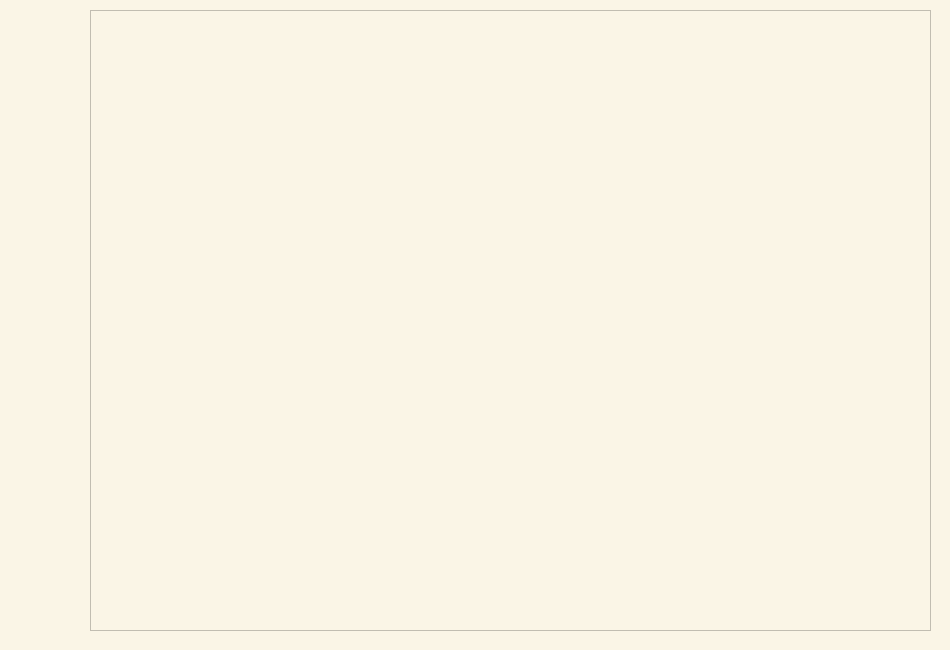
The window that ui/TodoWindow.ui (danilasch/workraum) describes before a commit, drawn with Qt 5.
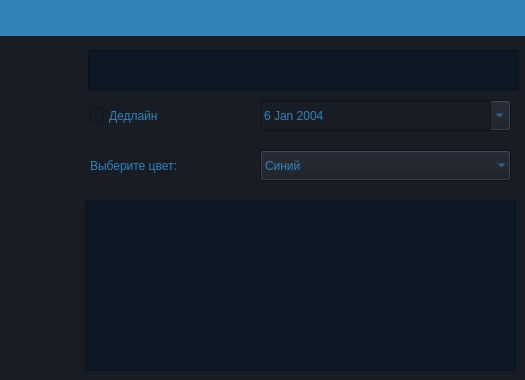
The same window after the commit. Icons and pictures are not drawn.

Commit message: final updated namings added about button

```diff
--- a/ui/TodoWindow.ui
+++ b/ui/TodoWindow.ui
@@ -6,38 +6,155 @@
    <rect>
     <x>0</x>
     <y>0</y>
-    <width>950</width>
-    <height>650</height>
+    <width>525</width>
+    <height>380</height>
    </rect>
   </property>
-  <property name="minimumSize">
-   <size>
-    <width>950</width>
-    <height>650</height>
-   </size>
-  </property>
-  <property name="maximumSize">
-   <size>
-    <width>950</width>
-    <height>16777215</height>
-   </size>
-  </property>
   <property name="windowTitle">
    <string>MainWindow</string>
   </property>
   <property name="layoutDirection">
    <enum>Qt::LeftToRight</enum>
   </property>
-  <widget class="QWidget" name="BaseWidget">
+  <property name="styleSheet">
+   <string notr="true">font: 8pt &quot;Segoe UI&quot;;</string>
+  </property>
+  <widget class="QWidget" name="ToDoWidget">
    <property name="styleSheet">
-    <string notr="true">background-color: rgb(250, 245, 230);</string>
+    <string notr="true">background-color: rgb(23, 28, 37);</string>
    </property>
+   <widget class="QWidget" name="spacer" native="true">
+    <property name="geometry">
+     <rect>
+      <x>-9</x>
+      <y>-5</y>
+      <width>541</width>
+      <height>41</height>
+     </rect>
+    </property>
+    <property name="sizePolicy">
+     <sizepolicy hsizetype="Preferred" vsizetype="Fixed">
+      <horstretch>0</horstretch>
+      <verstretch>0</verstretch>
+     </sizepolicy>
+    </property>
+    <property name="minimumSize">
+     <size>
+      <width>351</width>
+      <height>25</height>
+     </size>
+    </property>
+    <property name="styleSheet">
+     <string notr="true">background-color: rgb(50, 130, 184);</string>
+    </property>
+   </widget>
+   <widget class="QTextEdit" name="infoEdit">
+    <property name="geometry">
+     <rect>
+      <x>85</x>
+      <y>200</y>
+      <width>431</width>
+      <height>171</height>
+     </rect>
+    </property>
+    <property name="sizePolicy">
+     <sizepolicy hsizetype="Fixed" vsizetype="Fixed">
+      <horstretch>0</horstretch>
+      <verstretch>0</verstretch>
+     </sizepolicy>
+    </property>
+    <property name="cursor" stdset="0">
+     <cursorShape>IBeamCursor</cursorShape>
+    </property>
+    <property name="styleSheet">
+     <string notr="true">font: 12pt &quot;Segoe UI&quot;;
+color: rgb(50, 130, 184);
+background-color: rgb(14, 23, 38);
+</string>
+    </property>
+   </widget>
+   <widget class="QLineEdit" name="nameInput">
+    <property name="geometry">
+     <rect>
+      <x>88</x>
+      <y>50</y>
+      <width>431</width>
+      <height>40</height>
+     </rect>
+    </property>
+    <property name="maximumSize">
+     <size>
+      <width>16777215</width>
+      <height>40</height>
+     </size>
+    </property>
+    <property name="styleSheet">
+     <string notr="true">font: 87 italic 12pt &quot;Segoe UI Black&quot;;
+alternate-background-color: rgb(15, 76, 117);
+color: rgb(50, 130, 184);
+background-color: rgb(14, 23, 38);
+border-color: rgb(15, 76, 117);</string>
+    </property>
+    <property name="text">
+     <string extracomment="Имя заметки"/>
+    </property>
+    <property name="maxLength">
+     <number>100</number>
+    </property>
+    <property name="echoMode">
+     <enum>QLineEdit::Normal</enum>
+    </property>
+   </widget>
+   <widget class="QCheckBox" name="deadlineBox">
+    <property name="geometry">
+     <rect>
+      <x>90</x>
+      <y>100</y>
+      <width>101</width>
+      <height>31</height>
+     </rect>
+    </property>
+    <property name="styleSheet">
+     <string notr="true">font: 12pt &quot;Segoe UI&quot;;
+color: rgb(50, 130, 184);</string>
+    </property>
+    <property name="text">
+     <string>Дедлайн</string>
+    </property>
+   </widget>
+   <widget class="QDateEdit" name="dateEdit">
+    <property name="enabled">
+     <bool>false</bool>
+    </property>
+    <property name="geometry">
+     <rect>
+      <x>260</x>
+      <y>100</y>
+      <width>251</width>
+      <height>31</height>
+     </rect>
+    </property>
+    <property name="styleSheet">
+     <string notr="true">color: rgb(50, 130, 184);
+font: 12pt &quot;Segoe UI&quot;;</string>
+    </property>
+    <property name="minimumDate">
+     <date>
+      <year>2004</year>
+      <month>1</month>
+      <day>6</day>
+     </date>
+    </property>
+    <property name="calendarPopup">
+     <bool>true</bool>
+    </property>
+   </widget>
    <widget class="QLabel" name="goBackButton">
     <property name="geometry">
      <rect>
       <x>10</x>
-      <y>0</y>
-      <width>61</width>
+      <y>40</y>
+      <width>71</width>
       <height>71</height>
      </rect>
     </property>
@@ -48,12 +165,12 @@
      <pixmap>goBack.png</pixmap>
     </property>
    </widget>
-   <widget class="QLabel" name="addButton">
+   <widget class="QLabel" name="doneButton">
     <property name="geometry">
      <rect>
       <x>10</x>
-      <y>80</y>
-      <width>61</width>
+      <y>120</y>
+      <width>71</width>
       <height>71</height>
      </rect>
     </property>
@@ -64,17 +181,61 @@
      <pixmap>addIcon.png</pixmap>
     </property>
    </widget>
-   <widget class="QListWidget" name="listWidget">
+   <widget class="QComboBox" name="colorBox">
+    <property name="geometry">
+     <rect>
+      <x>260</x>
+      <y>150</y>
+      <width>251</width>
+      <height>31</height>
+     </rect>
+    </property>
+    <property name="styleSheet">
+     <string notr="true">color: rgb(50, 130, 184);
+font: 12pt &quot;Segoe UI&quot;;</string>
+    </property>
+    <property name="sizeAdjustPolicy">
+     <enum>QComboBox::AdjustToContentsOnFirstShow</enum>
+    </property>
+    <property name="frame">
+     <bool>false</bool>
+    </property>
+    <item>
+     <property name="text">
+      <string>Синий</string>
+     </property>
+    </item>
+    <item>
+     <property name="text">
+      <string>Жёлтый</string>
+     </property>
+    </item>
+    <item>
+     <property name="text">
+      <string>Зелёный</string>
+     </property>
+    </item>
+    <item>
+     <property name="text">
+      <string>Фиолетовый</string>
+     </property>
+    </item>
+   </widget>
+   <widget class="QLabel" name="label">
     <property name="geometry">
      <rect>
       <x>90</x>
-      <y>10</y>
-      <width>841</width>
-      <height>621</height>
+      <y>150</y>
+      <width>161</width>
+      <height>31</height>
      </rect>
     </property>
     <property name="styleSheet">
-     <string notr="true">font: 16pt &quot;Segoe UI&quot;;</string>
+     <string notr="true">color: rgb(50, 130, 184);
+font: 12pt &quot;Segoe UI&quot;;</string>
+    </property>
+    <property name="text">
+     <string>Выберите цвет:</string>
     </property>
    </widget>
   </widget>
```
Left out of the diff: 14 changed lines with no effect on the pictures. The commit also changes 31 other files.
